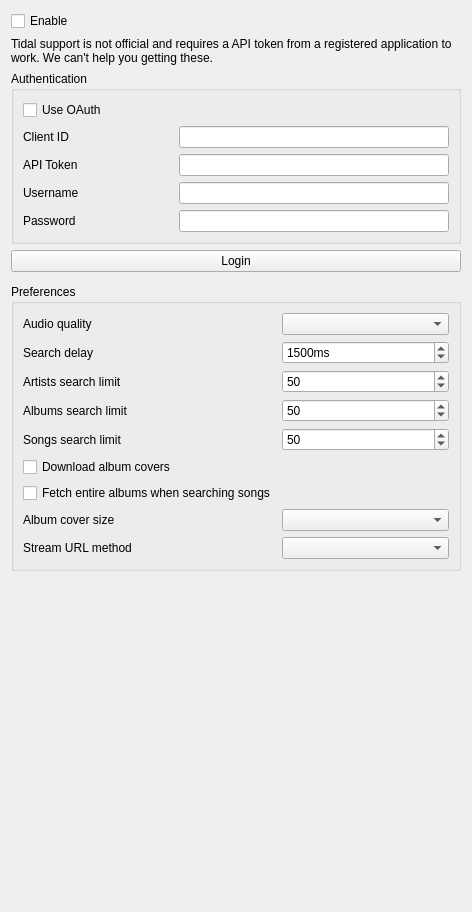
This is src/settings/tidalsettingspage.ui in strawberrymusicplayer/strawberry as Qt 5 draws it before an edit. The edited form follows.
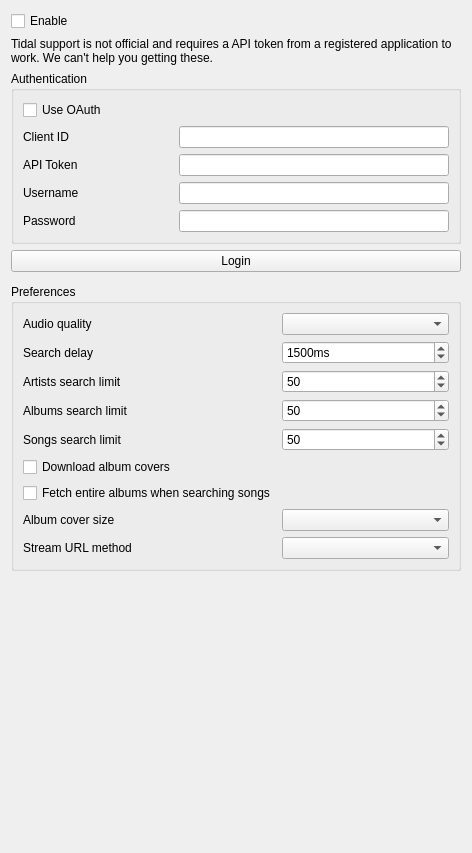
This is the edited form. Icons and pictures are not drawn. Custom widgets are drawn as their Qt base class.

```diff
--- a/src/settings/tidalsettingspage.ui
+++ b/src/settings/tidalsettingspage.ui
@@ -7,7 +7,7 @@
     <x>0</x>
     <y>0</y>
     <width>472</width>
-    <height>912</height>
+    <height>853</height>
    </rect>
   </property>
   <property name="windowTitle">
```
